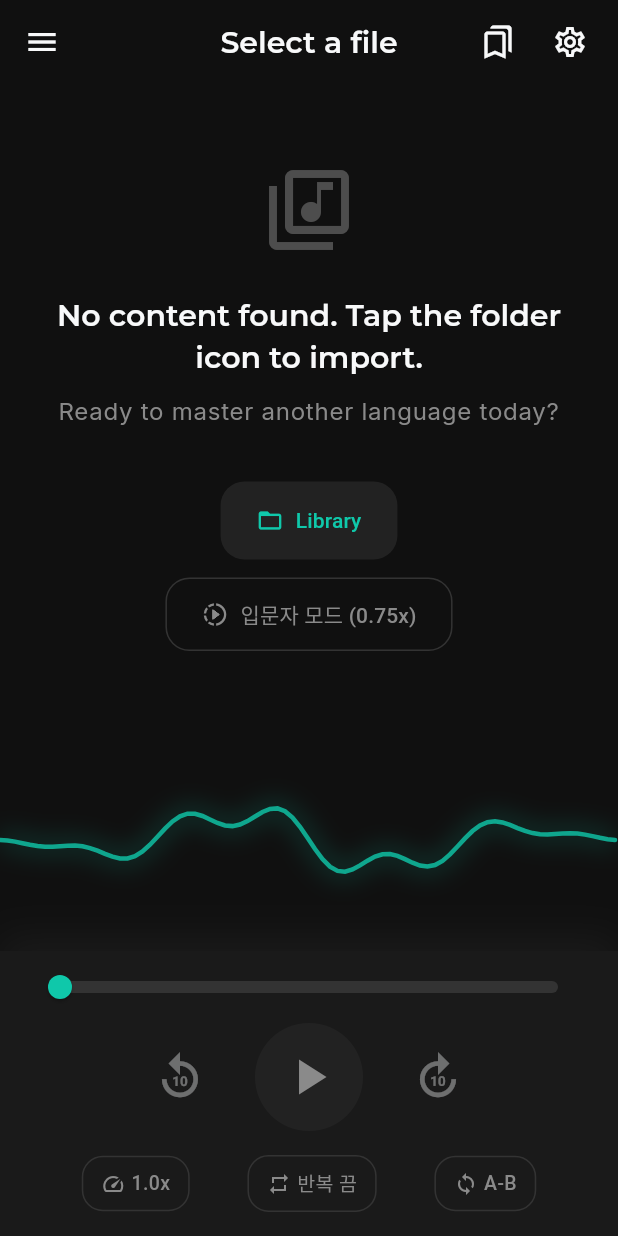
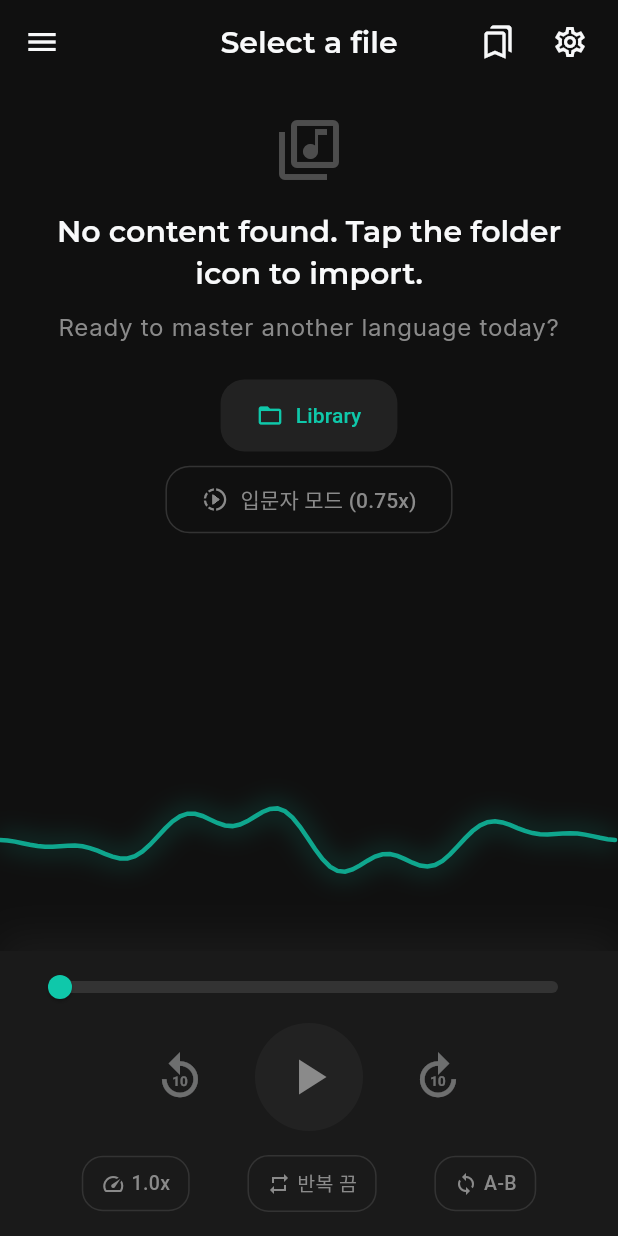
Before and after one commit to cashyalla-studio/lingo-nexus, a Flutter app: the PlayerScreen screen opened directly, on a phone screen of 412 x 824 dp. Run offline on Flutter 3.47's test engine with Material 3 defaults, Android fonts, the phone set to English and light mode, and no system bars; our stand-ins replace file_picker, flutter_riverpod, flutter_secure_storage, flutter_tts, google_fonts, google_sign_in and 4 more; missing offline and left inert: ffmpeg_kit_flutter_new, record; accounts and stored records are empty.

Commit message:
fix: 홈 화면 클릭 이벤트, 플레이어 진입 오류, 배너 깜빡임 수정
- 최근 활동 목록 아이템에 InkWell 추가 → 클릭 시 해당 파일 플레이
- 모두 보기 버튼에 라이브러리 모달 연결
- 계속 학습하기 클릭 시 currentStudyItemProvider 설정 후 PlayerScreen 진입
  (기존: 빈 화면 진입 버그 수정)
- _buildEmptyState SingleChildScrollView 적용 및 크기 축소 → BOTTOM OVERFLOW 18px 수정
- speedUpgradeSuggestionProvider에 LoopMode.one 예외 추가 → 1곡 반복 시 배너 깜빡임 수정
- player_provider.dart 미사용 import 제거

Co-Authored-By: Claude Sonnet 4.6 <noreply@anthropic.com>

```diff
--- a/lib/features/player/player_provider.dart
+++ b/lib/features/player/player_provider.dart
@@ -3,7 +3,6 @@ import 'package:flutter_riverpod/flutter_riverpod.dart';
 import 'package:just_audio/just_audio.dart';
 import '../../core/models/study_item.dart';
 import '../../core/models/sync_item.dart';
-import '../../core/services/progress_service.dart';
 import '../../core/services/streak_service.dart';
 import '../../core/services/journal_service.dart';
 import '../scanner/scanner_provider.dart';
@@ -66,8 +65,11 @@ final speedUpgradeSuggestionProvider = Provider<bool>((ref) {
   final position = ref.watch(positionProvider).value ?? Duration.zero;
   final duration = ref.watch(durationProvider).value;
   final speed = ref.watch(playbackSpeedProvider).value ?? 1.0;
+  final loopMode = ref.watch(loopModeProvider).value ?? LoopMode.off;
 
   if (duration == null || duration.inSeconds == 0) return false;
+  // 1곡 반복 시 루프마다 position 리셋 → 배너가 깜빡이므로 비활성
+  if (loopMode == LoopMode.one) return false;
   final progress = position.inMilliseconds / duration.inMilliseconds;
   // Suggest upgrade if: listened >70% of content AND speed is below 1.25x
   return progress > 0.7 && speed < 1.25;
--- a/lib/features/player/player_screen.dart
+++ b/lib/features/player/player_screen.dart
@@ -462,14 +462,15 @@ class PlayerScreen extends ConsumerWidget {
   Widget _buildEmptyState(BuildContext context, WidgetRef ref) {
     final theme = Theme.of(context);
     final l10n = AppLocalizations.of(context)!;
-    return Center(
+    return SingleChildScrollView(
       child: Padding(
-        padding: const EdgeInsets.all(32.0),
+        padding: const EdgeInsets.symmetric(horizontal: 32, vertical: 12),
         child: Column(
-          mainAxisAlignment: MainAxisAlignment.center,
+          mainAxisSize: MainAxisSize.min,
           children: [
-            Icon(Icons.library_music_outlined, size: 64, color: theme.colorScheme.onSurfaceVariant.withValues(alpha: 0.5)),
-            const SizedBox(height: 24),
+            const SizedBox(height: 8),
+            Icon(Icons.library_music_outlined, size: 48, color: theme.colorScheme.onSurfaceVariant.withValues(alpha: 0.5)),
+            const SizedBox(height: 16),
             Text(
               l10n.noContentFound.split('\n').first,
               style: theme.textTheme.titleLarge,
@@ -481,7 +482,7 @@ class PlayerScreen extends ConsumerWidget {
               style: theme.textTheme.bodyLarge?.copyWith(color: theme.colorScheme.onSurfaceVariant),
               textAlign: TextAlign.center,
             ),
-            const SizedBox(height: 32),
+            const SizedBox(height: 20),
             ElevatedButton.icon(
               onPressed: () {
                 Scaffold.of(context).openDrawer();
@@ -491,12 +492,12 @@ class PlayerScreen extends ConsumerWidget {
               style: ElevatedButton.styleFrom(
                 backgroundColor: theme.colorScheme.surfaceContainerHighest,
                 foregroundColor: theme.colorScheme.primary,
-                padding: const EdgeInsets.symmetric(horizontal: 24, vertical: 16),
+                padding: const EdgeInsets.symmetric(horizontal: 24, vertical: 14),
                 shape: RoundedRectangleBorder(borderRadius: BorderRadius.circular(16)),
                 elevation: 0,
               ),
             ),
-            const SizedBox(height: 12),
+            const SizedBox(height: 8),
             OutlinedButton.icon(
               onPressed: () {
                 final engine = ref.read(audioEngineProvider);
@@ -508,7 +509,7 @@ class PlayerScreen extends ConsumerWidget {
               style: OutlinedButton.styleFrom(
                 foregroundColor: theme.colorScheme.onSurfaceVariant,
                 side: BorderSide(color: theme.colorScheme.outline),
-                padding: const EdgeInsets.symmetric(horizontal: 24, vertical: 14),
+                padding: const EdgeInsets.symmetric(horizontal: 24, vertical: 12),
                 shape: RoundedRectangleBorder(borderRadius: BorderRadius.circular(16)),
               ),
             ),
```
Also changed, not shown: lib/features/home/home_screen.dart (+31 -6 lines).
